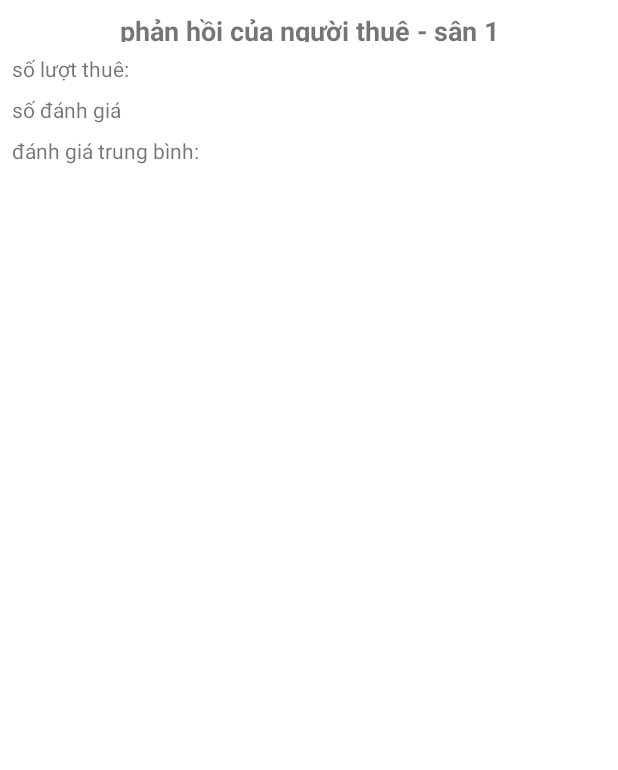
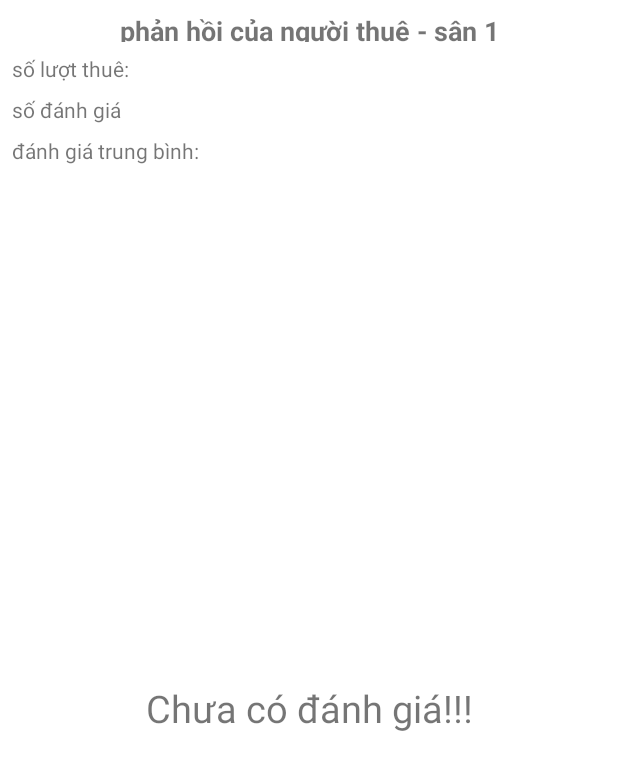
Before and after one commit to tuannq201/Quan_Ly_San_Bong, an Android app: the layout fragment_danh_gia.xml on its own in the app's theme, with its tools: preview values and no code run, on a phone screen of 412 x 824 dp. Shown: the top 770 px of the screen. Run offline under Robolectric (Android 15) with nearby library versions, the phone set to English and light mode, and no system bars.

Commit message:
tuấn: thêm fragment đánh giá

```diff
--- a/app/src/main/res/layout/fragment_danh_gia.xml
+++ b/app/src/main/res/layout/fragment_danh_gia.xml
@@ -55,4 +55,15 @@
         android:text="đánh giá trung bình: "
         app:layout_constraintStart_toStartOf="parent"
         app:layout_constraintTop_toBottomOf="@+id/tv_frag_dg_3" />
+
+    <TextView
+        android:id="@+id/tv_frag_odg"
+        android:layout_width="wrap_content"
+        android:layout_height="wrap_content"
+        android:text="Chưa có đánh giá!!!"
+        android:textSize="25dp"
+        app:layout_constraintBottom_toBottomOf="@+id/lv_show_dg"
+        app:layout_constraintEnd_toEndOf="parent"
+        app:layout_constraintStart_toStartOf="parent"
+        app:layout_constraintTop_toTopOf="@+id/lv_show_dg" />
 </androidx.constraintlayout.widget.ConstraintLayout>
```
Also changed, not shown: app/src/main/java/com/example/myapplication/UI/chusan/DanhGiaFragment.java (+11 -4 lines), app/src/main/java/com/example/myapplication/UI/nguoithue/SanCumSanFragment.java (+12 -1 lines).
